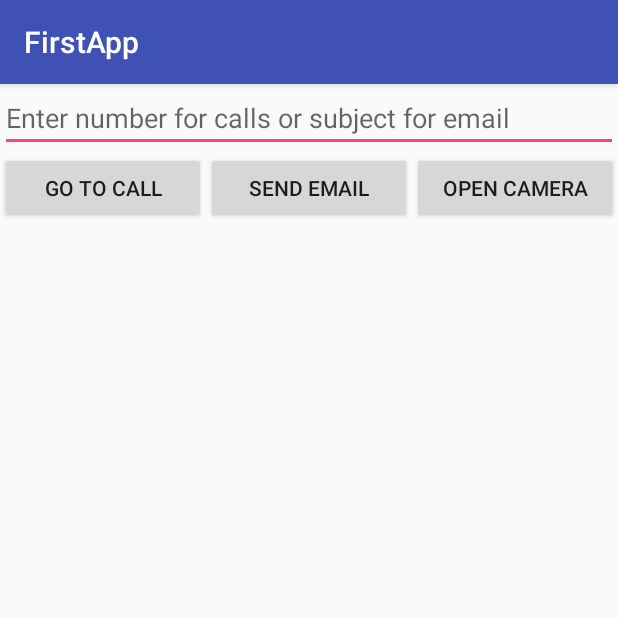
After one commit to suman8848/MobileApplicationDemo, an Android app: the ImplicitIntentActivity screen opened directly, with no data from a screen before it, on a phone screen of 412 x 824 dp, the top half of it. The commit adds this screen. Run offline under Robolectric (Android 15) with nearby library versions, the phone set to English and light mode, and no system bars; our stand-ins replace ButterKnife.

Commit message:
Implicit Intent added: phone call intent doesn't work on tab layout may varies according to the screen sizes

```diff
--- a/app/src/main/AndroidManifest.xml
+++ b/app/src/main/AndroidManifest.xml
@@ -1,6 +1,8 @@
 <?xml version="1.0" encoding="utf-8"?>
 <manifest xmlns:android="http://schemas.android.com/apk/res/android"
     package="com.example.sumankhatiwada.firstapp">
+
+    <uses-permission android:name="android.permission.CALL_PHONE"/>
 
     <application
         android:allowBackup="true"
@@ -38,6 +40,7 @@
             android:label="SignUp"
             android:theme="@style/AppThemeNoActionBar"
             android:windowSoftInputMode="adjustResize|stateHidden" />
+        <activity android:name=".day3.ui.implicitintent.ImplicitIntentActivity"></activity>
     </application>
 
 </manifest>
--- a/app/src/main/java/com/example/sumankhatiwada/firstapp/day1/MenuActivity.java
+++ b/app/src/main/java/com/example/sumankhatiwada/firstapp/day1/MenuActivity.java
@@ -10,6 +10,7 @@ import android.widget.ListView;
 
 import com.example.sumankhatiwada.firstapp.day2.ConverterActivity;
 import com.example.sumankhatiwada.firstapp.day2.DinnerDeciderActivity;
+import com.example.sumankhatiwada.firstapp.day3.ui.implicitintent.ImplicitIntentActivity;
 import com.example.sumankhatiwada.firstapp.day3.ui.login.WalmartLoginActivity;
 
 /**
@@ -18,7 +19,7 @@ import com.example.sumankhatiwada.firstapp.day3.ui.login.WalmartLoginActivity;
 
 public class MenuActivity extends ListActivity{
 
-    String [] menu = {"MainActivity","ConverterActivity","DinnerDeciderActivity","WalmartLoginActivity"};
+    String [] menu = {"MainActivity","ConverterActivity","DinnerDeciderActivity","WalmartLoginActivity","ImplicitIntent"};
 
     @Override
     protected void onCreate(@Nullable Bundle savedInstanceState) {
@@ -38,6 +39,8 @@ public class MenuActivity extends ListActivity{
                 startActivity(new Intent(MenuActivity.this, DinnerDeciderActivity.class));
             }else if(position==3){
                 startActivity(new Intent(MenuActivity.this, WalmartLoginActivity.class));
+            }else if(position==4){
+                startActivity(new Intent(MenuActivity.this, ImplicitIntentActivity.class));
             }
     }
 }
--- /dev/null
+++ b/app/src/main/java/com/example/sumankhatiwada/firstapp/day3/ui/implicitintent/ImplicitIntentActivity.java
@@ -0,0 +1,95 @@
+package com.example.sumankhatiwada.firstapp.day3.ui.implicitintent;
+
+import android.Manifest;
+import android.annotation.SuppressLint;
+import android.content.Intent;
+import android.content.pm.PackageManager;
+import android.graphics.Bitmap;
+import android.net.Uri;
+import android.provider.MediaStore;
+import android.support.v4.app.ActivityCompat;
+import android.support.v7.app.AppCompatActivity;
+import android.os.Bundle;
+import android.widget.Button;
+import android.widget.EditText;
+import android.widget.ImageView;
+
+import com.example.sumankhatiwada.firstapp.R;
+import com.example.sumankhatiwada.firstapp.base.BaseActivity;
+
+import butterknife.BindInt;
+import butterknife.BindView;
+import butterknife.OnClick;
+
+public class ImplicitIntentActivity extends BaseActivity {
+
+    @BindView(R.id.edittext_implicit)
+    EditText editTextImplicit;
+
+
+    @BindView(R.id.btn_email)
+    Button btnEmail;
+
+    @BindView(R.id.imgiew_camera)
+    ImageView imageViewCamera;
+
+
+
+    @Override
+    protected int getContentView() {
+        return R.layout.activity_implicit_intent;
+    }
+
+    @Override
+    protected void onViewReady(Bundle savedInstanceState, Intent intent) {
+        super.onViewReady(savedInstanceState, intent);
+
+
+    }
+
+    @OnClick(R.id.btn_email)
+    public void sendEmail(){
+        String subject = editTextImplicit.getText().toString();
+        Intent intent = new Intent(Intent.ACTION_SEND);
+        intent.setType("text/plain");
+        intent.putExtra(Intent.EXTRA_EMAIL, "emailaddress@emailaddress.com");
+        intent.putExtra(Intent.EXTRA_SUBJECT, subject);
+        intent.putExtra(Intent.EXTRA_TEXT, "I'm email body.");
+
+        startActivity(Intent.createChooser(intent, "Send Email"));
+    }
+
+    @OnClick(R.id.btn_call)
+    public void call() {
+        String number = editTextImplicit.getText().toString();
+        if(checkCallPermission()) {
+            Intent intent = new Intent(Intent.ACTION_CALL, Uri.parse("tel:" + number));
+            startActivity(intent);
+        }
+    }
+
+    @OnClick(R.id.btn_camera)
+    public void openCamera(){
+        Intent takePictureIntent = new Intent(MediaStore.ACTION_IMAGE_CAPTURE);
+        if (takePictureIntent.resolveActivity(getPackageManager()) != null) {
+            startActivityForResult(takePictureIntent, 1);
+        }
+    }
+
+
+    private boolean checkCallPermission()
+    {
+        String permission = Manifest.permission.CALL_PHONE;
+        int res = getApplicationContext().checkCallingOrSelfPermission(permission);
+        return (res == PackageManager.PERMISSION_GRANTED);
+    }
+
+    @Override
+    protected void onActivityResult(int requestCode, int resultCode, Intent data) {
+        if (requestCode == 1 && resultCode == RESULT_OK) {
+            Bundle extras = data.getExtras();
+            Bitmap imageBitmap = (Bitmap) extras.get("data");
+            imageViewCamera.setImageBitmap(imageBitmap);
+        }
+    }
+}
--- /dev/null
+++ b/app/src/main/res/layout/activity_implicit_intent.xml
@@ -0,0 +1,57 @@
+<?xml version="1.0" encoding="utf-8"?>
+<android.support.constraint.ConstraintLayout xmlns:android="http://schemas.android.com/apk/res/android"
+    xmlns:app="http://schemas.android.com/apk/res-auto"
+    xmlns:tools="http://schemas.android.com/tools"
+    android:layout_width="match_parent"
+    android:layout_height="match_parent"
+    tools:context="com.example.sumankhatiwada.firstapp.day3.ui.implicitintent.ImplicitIntentActivity">
+
+    <LinearLayout
+        android:layout_width="match_parent"
+        android:layout_height="match_parent"
+        android:orientation="vertical"
+        >
+
+        <EditText
+            android:layout_width="match_parent"
+            android:layout_height="wrap_content"
+            android:id="@+id/edittext_implicit"
+            android:hint="Enter number for calls or subject for email"
+            />
+
+        <LinearLayout
+            android:layout_width="match_parent"
+            android:layout_height="wrap_content"
+            android:orientation="horizontal"
+            android:weightSum="3">
+            <Button
+                android:id="@+id/btn_call"
+                android:layout_weight="1"
+                android:layout_width="match_parent"
+                android:layout_height="wrap_content"
+                android:text="Go to call"/>
+            <Button
+                android:id="@+id/btn_email"
+                android:layout_weight="1"
+                android:layout_width="match_parent"
+                android:layout_height="wrap_content"
+                android:text="Send Email"/>
+            <Button
+                android:id="@+id/btn_camera"
+                android:layout_weight="1"
+                android:layout_width="match_parent"
+                android:layout_height="wrap_content"
+                android:text="Open Camera"/>
+
+        </LinearLayout>
+
+        <ImageView
+            android:id="@+id/imgiew_camera"
+            android:layout_width="wrap_content"
+            android:layout_height="wrap_content" />
+
+    </LinearLayout>
+
+
+
+</android.support.constraint.ConstraintLayout>
```
